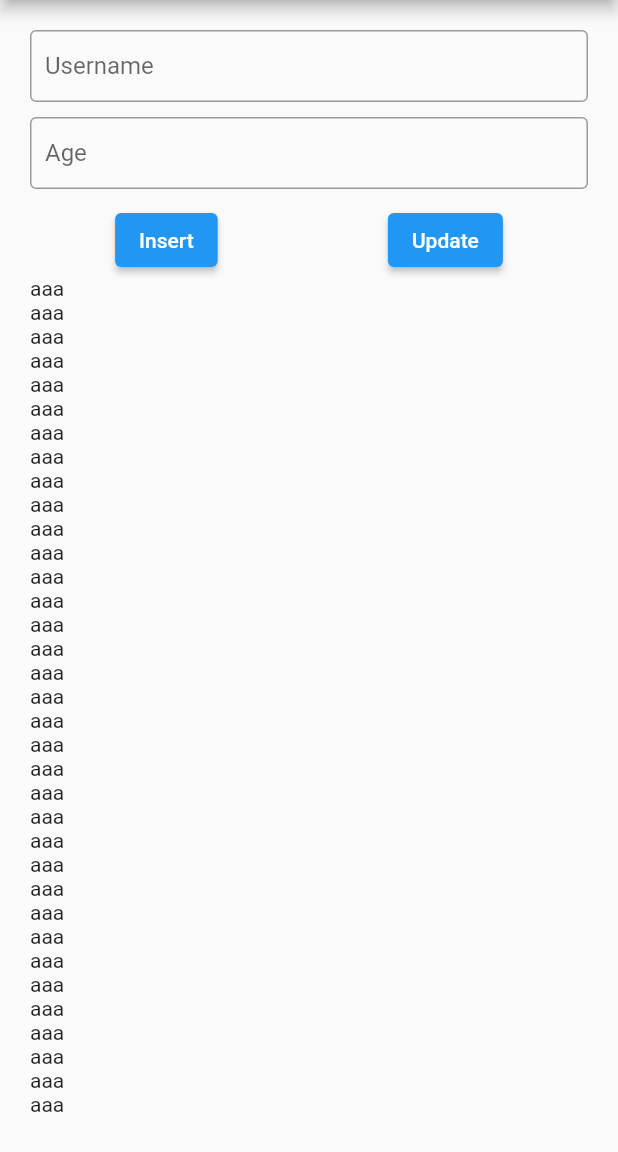
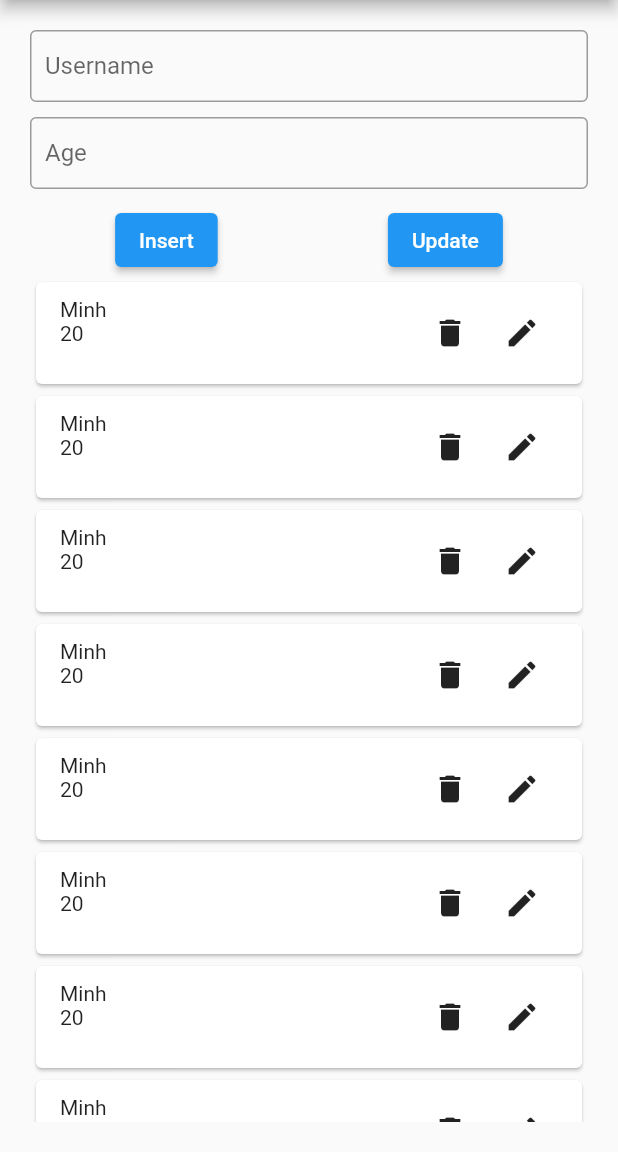
Before and after one commit to chiminh/sharingculture, a Flutter app: the SQLScreen screen opened by its route, on a phone screen of 412 x 824 dp, the part 84-1236 px from its top. Run offline on Flutter 3.47's test engine with Material 2 defaults, Android fonts, the phone set to English and light mode, and no system bars.

Commit message:
done ui for sql screen

```diff
--- /dev/null
+++ b/flutter_demo/lib/model/user.dart
@@ -0,0 +1,5 @@
+class User {
+  String username;
+  int age;
+  User({required this.username, required this.age});
+}
--- a/flutter_demo/lib/presentation/sql/sql_screen.dart
+++ b/flutter_demo/lib/presentation/sql/sql_screen.dart
@@ -1,6 +1,8 @@
 import 'package:flutter/material.dart';
+import 'package:flutter_demo/model/user.dart';
 import 'package:flutter_demo/presentation/resources/strings_manager.dart';
 import 'package:flutter_demo/presentation/resources/values_manager.dart';
+import 'package:flutter_demo/widgets/user_widget.dart';
 
 class SQLScreen extends StatefulWidget {
   const SQLScreen({Key? key}) : super(key: key);
@@ -51,7 +53,9 @@ class _SQLScreenState extends State<SQLScreen> {
               Expanded(
                   child: ListView.builder(
                 itemBuilder: (context, index) {
-                  return Text("aaa");
+                  return UserWidget(
+                    user: User(username: "Minh", age: 20),
+                  );
                 },
                 itemCount: 1000,
               ))
--- /dev/null
+++ b/flutter_demo/lib/widgets/user_widget.dart
@@ -0,0 +1,34 @@
+import 'package:flutter/material.dart';
+import 'package:flutter_demo/model/user.dart';
+import 'package:flutter_demo/presentation/resources/values_manager.dart';
+
+// ignore: must_be_immutable
+class UserWidget extends StatelessWidget {
+  User user;
+  UserWidget({Key? key, required this.user}) : super(key: key);
+
+  @override
+  Widget build(BuildContext context) {
+    return Card(
+      child: Padding(
+          padding: const EdgeInsets.fromLTRB(
+              AppPadding.p16, AppPadding.p10, AppPadding.p16, AppPadding.p10),
+          child: Stack(
+            children: [
+              Column(
+                  crossAxisAlignment: CrossAxisAlignment.start,
+                  mainAxisAlignment: MainAxisAlignment.center,
+                  children: [Text(user.username), Text("${user.age}")]),
+              Row(
+                crossAxisAlignment: CrossAxisAlignment.end,
+                mainAxisAlignment: MainAxisAlignment.end,
+                children: [
+                  IconButton(onPressed: () {}, icon: const Icon(Icons.delete)),
+                  IconButton(onPressed: () {}, icon: const Icon(Icons.edit))
+                ],
+              )
+            ],
+          )),
+    );
+  }
+}
```
